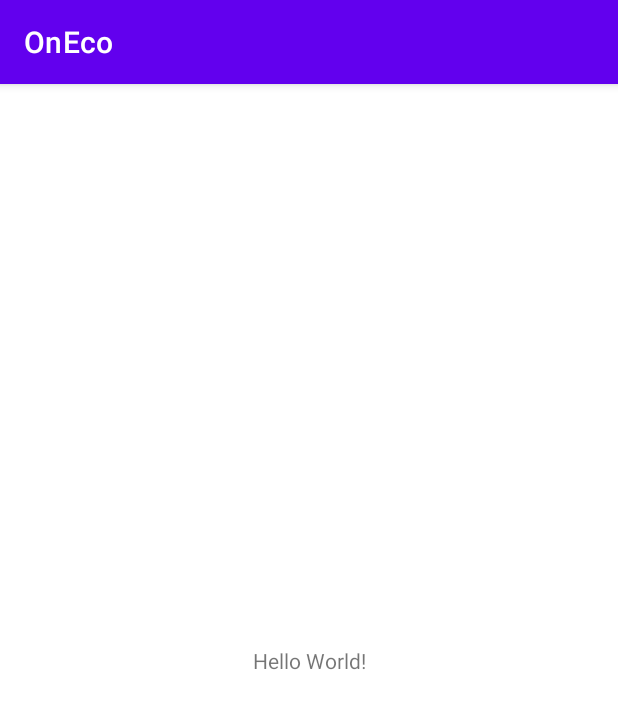
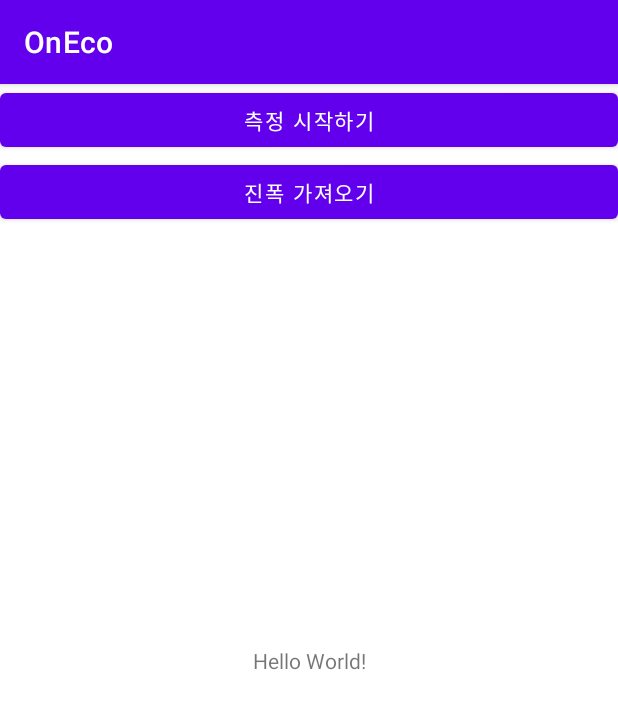
Before and after one commit to jihoi-kang/on-eco, an Android app: the screen it shows after launch (MainActivity), on a phone screen of 412 x 824 dp. Shown: the top 709 px of the screen. Run offline under Robolectric (Android 15) with nearby library versions, the phone set to English and light mode, and no system bars; libraries missing offline, so code that uses them is left out: com.gun0912.tedpermission; 1 statement that could not run was skipped.

Commit message:
데시벨을 측정하는 테스트 코드 추가

```diff
--- a/app/build.gradle
+++ b/app/build.gradle
@@ -28,10 +28,11 @@ android {
 }
 
 dependencies {
-
     implementation 'androidx.appcompat:appcompat:1.4.1'
     implementation 'com.google.android.material:material:1.5.0'
     implementation 'androidx.constraintlayout:constraintlayout:2.1.3'
+    implementation 'io.github.ParkSangGwon:tedpermission-normal:3.3.0'
+
     testImplementation 'junit:junit:4.+'
     androidTestImplementation 'androidx.test.ext:junit:1.1.3'
     androidTestImplementation 'androidx.test.espresso:espresso-core:3.4.0'
--- a/app/src/main/AndroidManifest.xml
+++ b/app/src/main/AndroidManifest.xml
@@ -1,6 +1,8 @@
 <?xml version="1.0" encoding="utf-8"?>
 <manifest xmlns:android="http://schemas.android.com/apk/res/android"
     package="com.project.oneco">
+
+    <uses-permission android:name="android.permission.RECORD_AUDIO" />
 
     <application
         android:allowBackup="true"
--- a/app/src/main/java/com/project/oneco/MainActivity.java
+++ b/app/src/main/java/com/project/oneco/MainActivity.java
@@ -1,14 +1,80 @@
 package com.project.oneco;
+
+import android.Manifest;
+import android.os.Bundle;
+import android.view.View;
+import android.widget.TextView;
+import android.widget.Toast;
 
 import androidx.appcompat.app.AppCompatActivity;
 
-import android.os.Bundle;
+import com.gun0912.tedpermission.PermissionListener;
+import com.gun0912.tedpermission.normal.TedPermission;
+
+import java.util.List;
 
 public class MainActivity extends AppCompatActivity {
+
+    private SoundMeter soundMeter = null;
 
     @Override
     protected void onCreate(Bundle savedInstanceState) {
         super.onCreate(savedInstanceState);
         setContentView(R.layout.activity_main);
+
+        checkPermission();
+
+        soundMeter = new SoundMeter();
+        TextView tvOutput = findViewById(R.id.tv_output);
+        findViewById(R.id.btn_start).setOnClickListener(new View.OnClickListener() {
+            @Override
+            public void onClick(View view) {
+                if (soundMeter == null) {
+                    return;
+                }
+                soundMeter.start();
+            }
+        });
+        findViewById(R.id.btn_amplitude).setOnClickListener(new View.OnClickListener() {
+            @Override
+            public void onClick(View view) {
+                if (soundMeter == null) {
+                    return;
+                }
+                double amplitude = soundMeter.getAmplitude();
+                float db = 20 * (float) (Math.log10(amplitude));
+                tvOutput.setText(db + "db");
+            }
+        });
     }
+
+    @Override
+    protected void onDestroy() {
+        if (soundMeter != null) {
+            soundMeter.stop();
+        }
+        super.onDestroy();
+    }
+
+    /**
+     * 데시벨을 측정하기 위해선 RECORD_AUDIO라는 권한을 사용자로부터 받아야 합니다.
+     * RECORD_AUDIO 권한이 있는지 확인합니다.
+     */
+    private void checkPermission() {
+        TedPermission.create()
+                .setPermissionListener(new PermissionListener() {
+                    @Override
+                    public void onPermissionGranted() {
+                        Toast.makeText(MainActivity.this, "Permission Granted", Toast.LENGTH_SHORT).show();
+                    }
+
+                    @Override
+                    public void onPermissionDenied(List<String> deniedPermissions) {
+                        Toast.makeText(MainActivity.this, "Permission Denied\n" + deniedPermissions.toString(), Toast.LENGTH_SHORT).show();
+                    }
+                }).setDeniedMessage("권한을 허용하지 않을 경우 서비스를 제대로 이용할 수 없습니다. [Setting] > [Permission]에서 권한을 확인해주세요.")
+                .setPermissions(Manifest.permission.RECORD_AUDIO)
+                .check();
+    }
+
 }
--- a/app/src/main/res/layout/activity_main.xml
+++ b/app/src/main/res/layout/activity_main.xml
@@ -7,6 +7,7 @@
     tools:context=".MainActivity">
 
     <TextView
+        android:id="@+id/tv_output"
         android:layout_width="wrap_content"
         android:layout_height="wrap_content"
         android:text="Hello World!"
@@ -15,4 +16,22 @@
         app:layout_constraintRight_toRightOf="parent"
         app:layout_constraintTop_toTopOf="parent" />
 
+    <Button
+        android:id="@+id/btn_start"
+        app:layout_constraintTop_toTopOf="parent"
+        app:layout_constraintStart_toStartOf="parent"
+        app:layout_constraintEnd_toEndOf="parent"
+        android:text="측정 시작하기"
+        android:layout_width="0dp"
+        android:layout_height="wrap_content" />
+
+    <Button
+        android:id="@+id/btn_amplitude"
+        app:layout_constraintStart_toStartOf="parent"
+        app:layout_constraintEnd_toEndOf="parent"
+        app:layout_constraintTop_toBottomOf="@+id/btn_start"
+        android:text="진폭 가져오기"
+        android:layout_width="0dp"
+        android:layout_height="wrap_content" />
+
 </androidx.constraintlayout.widget.ConstraintLayout>
```
Also changed, not shown: app/src/main/java/com/project/oneco/SoundMeter.java (added, +38 -0 lines).
